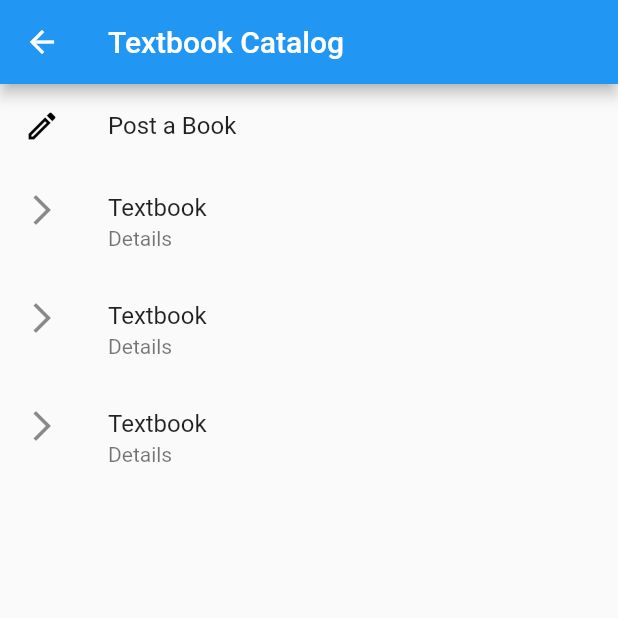
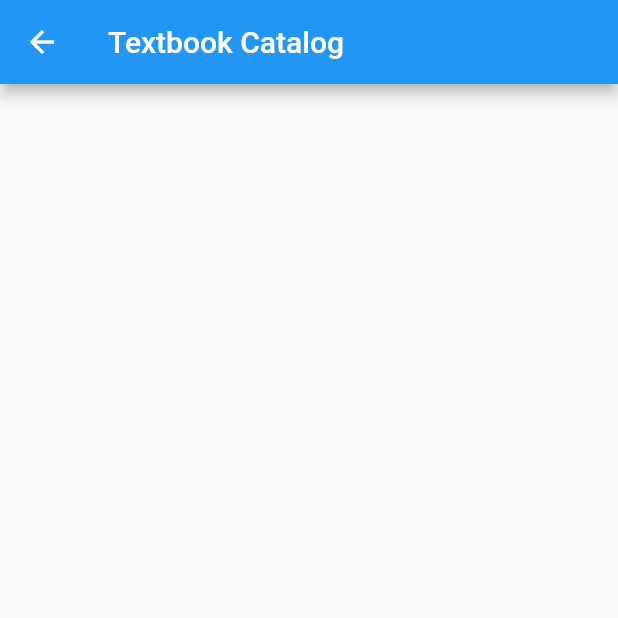
Before and after one commit to howebe/CIS350Project, a Flutter app: the GeneralListing screen opened directly, on a phone screen of 412 x 824 dp, the top half of it. Run offline on Flutter 3.47's test engine with Material 2 defaults, Android fonts, the phone set to English and light mode, and no system bars; our stand-ins replace cloud_firestore, firebase_auth, firebase_core; accounts and stored records are empty.

Commit message:
Listing textbook functionality to generalListing page

```diff
--- a/textbook_sharing_app/lib/screens/generalListing.dart
+++ b/textbook_sharing_app/lib/screens/generalListing.dart
@@ -13,63 +13,34 @@ class GeneralListing extends StatefulWidget {
 }
 
 class _GeneralListingState extends State<GeneralListing> {
+
+  final genList = FirebaseFirestore.instance;
+
   @override
   Widget build(BuildContext context) {
     return Scaffold(
       appBar: AppBar(
         title: Text(widget.title),
       ),
-      body: ListView(
-        scrollDirection: Axis.vertical,
-        children: [
-          ListTile(
-            leading: Icon(Icons.create_outlined, color: Colors.black),
-            title: Text('Post a Book'),
-            onTap: () {
-              Navigator.push(context, MaterialPageRoute(builder: (context) {
-              return PostBookPage();
-            }));
-            },
-          ),
-          // while(iterate through all books in the collection){
-              // ListTile(
-              //   leading: Icon(Icons.arrow_forward_ios),
-              //   title: Text(FirebaseFirestore.instance.collection(/**/).snapshots()),
-              //   subtitle: Text(FirebaseFirestore.instance.collection(/**/).snapshots()),
-              //   onTap: () {
-              //     print('Open Textbook Details');
-              //   },
-              // ),
-          ListTile(
-            leading: Icon(Icons.arrow_forward_ios),
-            title: Text('Textbook'),
-            subtitle: Text('Details'),
-            onTap: () {
-              print('Open Textbook Details');
-            },
-          ),
-          ListTile(
-            leading: Icon(Icons.arrow_forward_ios),
-            title: Text('Textbook'),
-            subtitle: Text('Details'),
-            onTap: () {
-              print('Open Textbook Details');
-            },
-          ),
-          ListTile(
-            leading: Icon(Icons.arrow_forward_ios),
-            title: Text('Textbook'),
-            subtitle: Text('Details'),
-            onTap: () {
-              print('Open Textbook Details');
-            },
-          ),
-        ],
+      body: StreamBuilder<QuerySnapshot>(
+        stream: genList.collection('textbook_catalog').snapshots(),
+        builder: (context, snapshot) {
+          if (!snapshot.hasData) {
+            return Center(
+              child: CircularProgressIndicator(),
+            );
+          } else
+            return ListView(
+              children: snapshot.data!.docs.map((doc) {
+                return Card(
+                  child: ListTile(
+                    title: Text(doc["Name"]),
+                  ),
+                );
+              }).toList(),
+            );
+        },
       ),
     );
+  }
 }
-}
-
-//THIS IS A METHOD FOR LISTING BOOKS FROM DB
-// Stream<List<textbooks>> readTextbooks() => FirebaseFirestore.instance.collection('textbook_catalog').snapshots()
-// .map((snapshot) => snapshot.docs.map((doc) => ).tolist());
```
Also changed, not shown: 1 other file.
